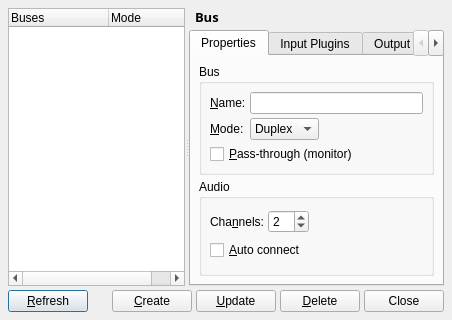
This is src/qtractorBusForm.ui in rncbc/qtractor as Qt 5 draws it before an edit. The edited form follows.
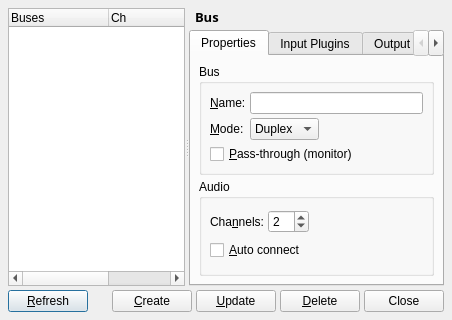
This is the edited form. Icons and pictures are not drawn. Custom widgets are drawn as their Qt base class.

Commit message: - Bus manager dialog (View/Buses...) gets new columns on the   left pane buses list as for displaying number of channles   and bus mode.

What changed in the file:
```diff
--- a/src/qtractorBusForm.ui
+++ b/src/qtractorBusForm.ui
@@ -71,6 +71,11 @@
         <string>Buses</string>
        </property>
       </column>
+      <column>
+       <property name="text" >
+        <string>Ch</string>
+       </property>
+      </column>
       <column>
        <property name="text" >
         <string>Mode</string>
```
The commit also changes 4 other files.
